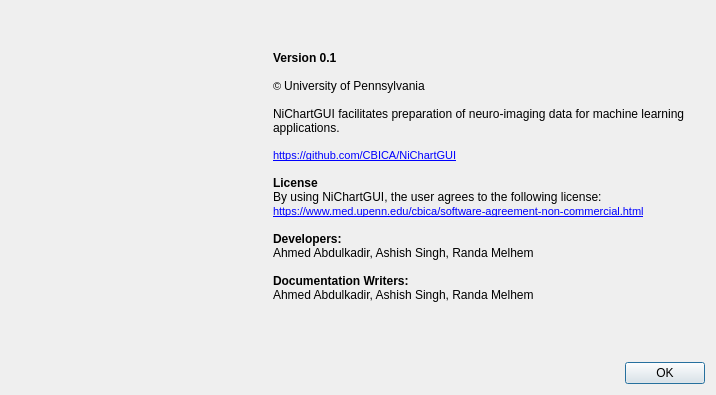
Old version of the form NiChartGUI/aboutdialog.ui in the repository CBICA/NiChart_Viewer.
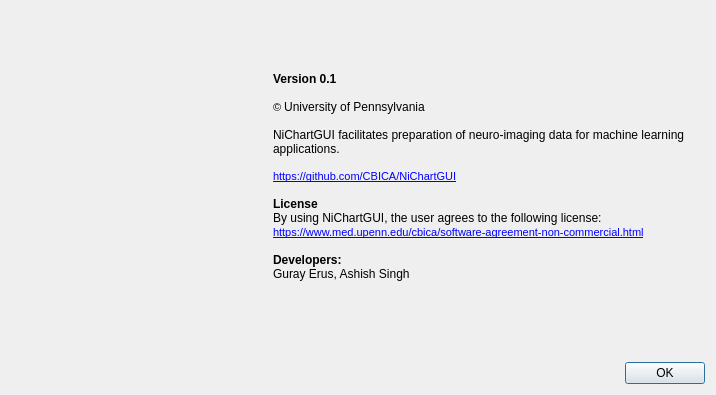
New version of the form. Icons and pictures are not drawn.

Commit message: Unify adj cov panel

What changed in the file:
```diff
--- a/NiChartGUI/aboutdialog.ui
+++ b/NiChartGUI/aboutdialog.ui
@@ -61,11 +61,8 @@
 &lt;p style=&quot; margin-top:0px; margin-bottom:0px; margin-left:0px; margin-right:0px; -qt-block-indent:0; text-indent:0px;&quot;&gt;&lt;a href=&quot;https://www.med.upenn.edu/cbica/software-agreement-non-commercial.html&quot;&gt;&lt;span style=&quot; font-size:8pt; text-decoration: underline; color:#0000ff;&quot;&gt;https://www.med.upenn.edu/cbica/software-agreement-non-commercial.html&lt;/span&gt;&lt;/a&gt;&lt;span style=&quot; font-size:9pt;&quot;&gt; &lt;/span&gt;&lt;/p&gt;
 &lt;p style=&quot;-qt-paragraph-type:empty; margin-top:0px; margin-bottom:0px; margin-left:0px; margin-right:0px; -qt-block-indent:0; text-indent:0px; font-size:9pt;&quot;&gt;&lt;br /&gt;&lt;/p&gt;
 &lt;p style=&quot; margin-top:0px; margin-bottom:0px; margin-left:0px; margin-right:0px; -qt-block-indent:0; text-indent:0px;&quot;&gt;&lt;span style=&quot; font-size:9pt; font-weight:600;&quot;&gt;Developers:&lt;/span&gt;&lt;/p&gt;
-&lt;p style=&quot; margin-top:0px; margin-bottom:0px; margin-left:0px; margin-right:0px; -qt-block-indent:0; text-indent:0px;&quot;&gt;&lt;span style=&quot; font-size:9pt;&quot;&gt;Ahmed Abdulkadir, Ashish Singh, Randa Melhem&lt;/span&gt;&lt;/p&gt;
-&lt;p style=&quot;-qt-paragraph-type:empty; margin-top:0px; margin-bottom:0px; margin-left:0px; margin-right:0px; -qt-block-indent:0; text-indent:0px; font-size:9pt;&quot;&gt;&lt;br /&gt;&lt;/p&gt;
-&lt;p style=&quot; margin-top:0px; margin-bottom:0px; margin-left:0px; margin-right:0px; -qt-block-indent:0; text-indent:0px;&quot;&gt;&lt;span style=&quot; font-size:9pt; font-weight:600;&quot;&gt;Documentation Writers:&lt;/span&gt;&lt;/p&gt;
-&lt;p style=&quot; margin-top:0px; margin-bottom:0px; margin-left:0px; margin-right:0px; -qt-block-indent:0; text-indent:0px;&quot;&gt;&lt;span style=&quot; font-size:9pt;&quot;&gt;Ahmed Abdulkadir, Ashish Singh, Randa Melhem&lt;/span&gt;&lt;/p&gt;
-&lt;p style=&quot;-qt-paragraph-type:empty; margin-top:0px; margin-bottom:0px; margin-left:0px; margin-right:0px; -qt-block-indent:0; text-indent:0px; font-size:8pt; text-decoration: underline; color:#0000ff;&quot;&gt;&lt;br /&gt;&lt;/p&gt;&lt;/body&gt;&lt;/html&gt;</string>
+&lt;p style=&quot; margin-top:0px; margin-bottom:0px; margin-left:0px; margin-right:0px; -qt-block-indent:0; text-indent:0px;&quot;&gt;&lt;span style=&quot; font-size:9pt;&quot;&gt;Guray Erus, Ashish Singh&lt;/span&gt;&lt;/p&gt;
+&lt;p style=&quot;-qt-paragraph-type:empty; margin-top:0px; margin-bottom:0px; margin-left:0px; margin-right:0px; -qt-block-indent:0; text-indent:0px; font-size:9pt;&quot;&gt;&lt;br /&gt;&lt;/body&gt;&lt;/html&gt;</string>
        </property>
        <property name="wordWrap">
         <bool>true</bool>
```
The commit also changes 7 other files.
